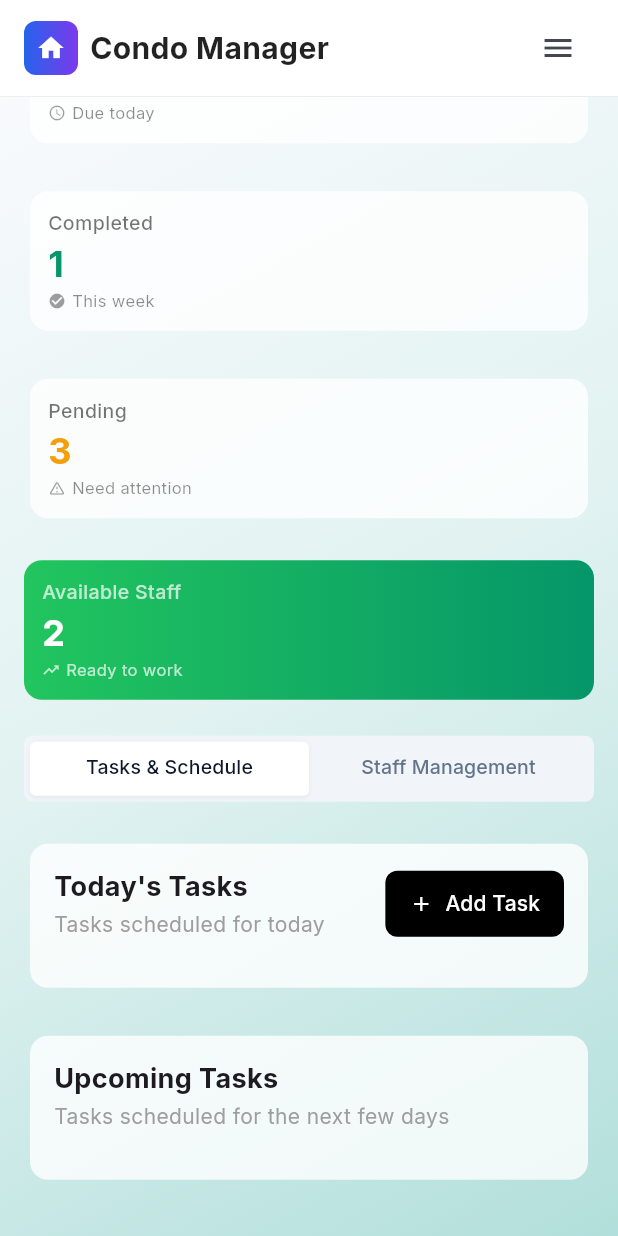
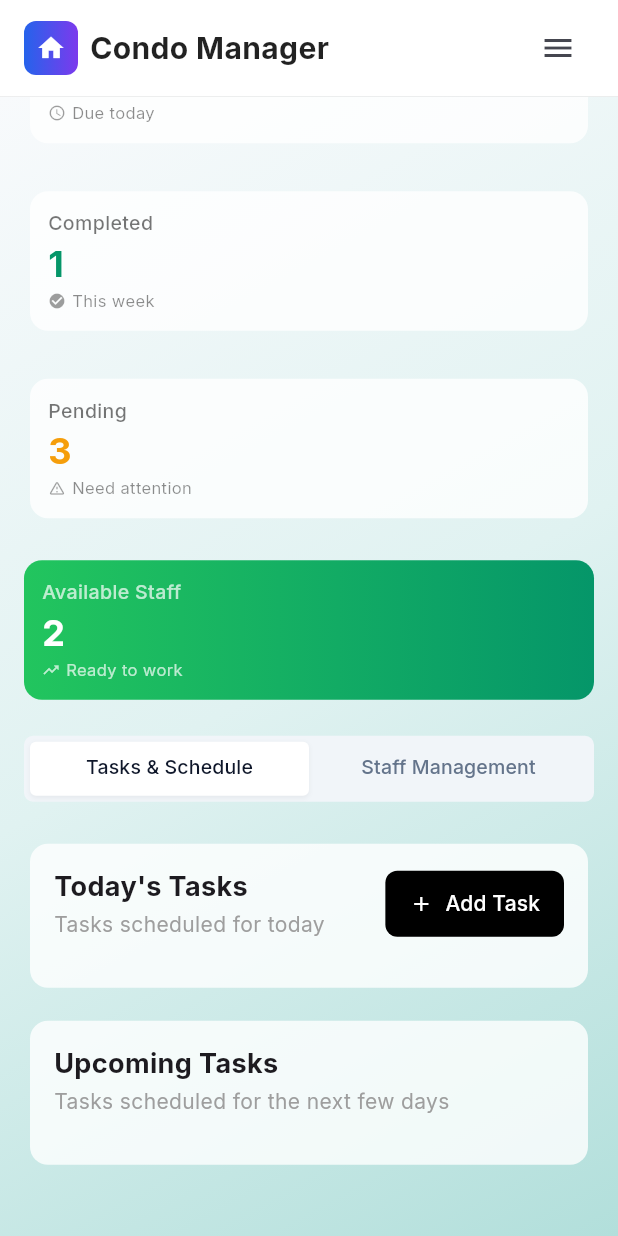
Before and after one commit to delgadjp/Raven-Nest, a Flutter app: the HousekeepingScreen screen opened by its route, scrolled down 160 dp, on a phone screen of 412 x 824 dp. Run offline on Flutter 3.47's test engine with Material 3 defaults, Android fonts, the phone set to English and light mode, and no system bars; our stand-ins replace fl_chart, go_router, google_fonts.

Commit message:
Refactor HousekeepingScreen: Adjust tab content height and spacing for improved layout consistency

```diff
--- a/lib/screens/housekeeping_screen.dart
+++ b/lib/screens/housekeeping_screen.dart
@@ -370,7 +370,7 @@ class _HousekeepingScreenState extends State<HousekeepingScreen> {
 
   Widget _tabContent() {
     return SizedBox(
-      height: 1200,
+      height: 250,
       child: TabBarView(
         physics: const NeverScrollableScrollPhysics(),
         children: [
@@ -389,7 +389,7 @@ class _HousekeepingScreenState extends State<HousekeepingScreen> {
         crossAxisAlignment: CrossAxisAlignment.start,
         children: [
           _buildTodayTasksCard(),
-          const SizedBox(height: 24),
+          const SizedBox(height: 14),
           _buildUpcomingTasksCard(),
         ],
       ),
```
